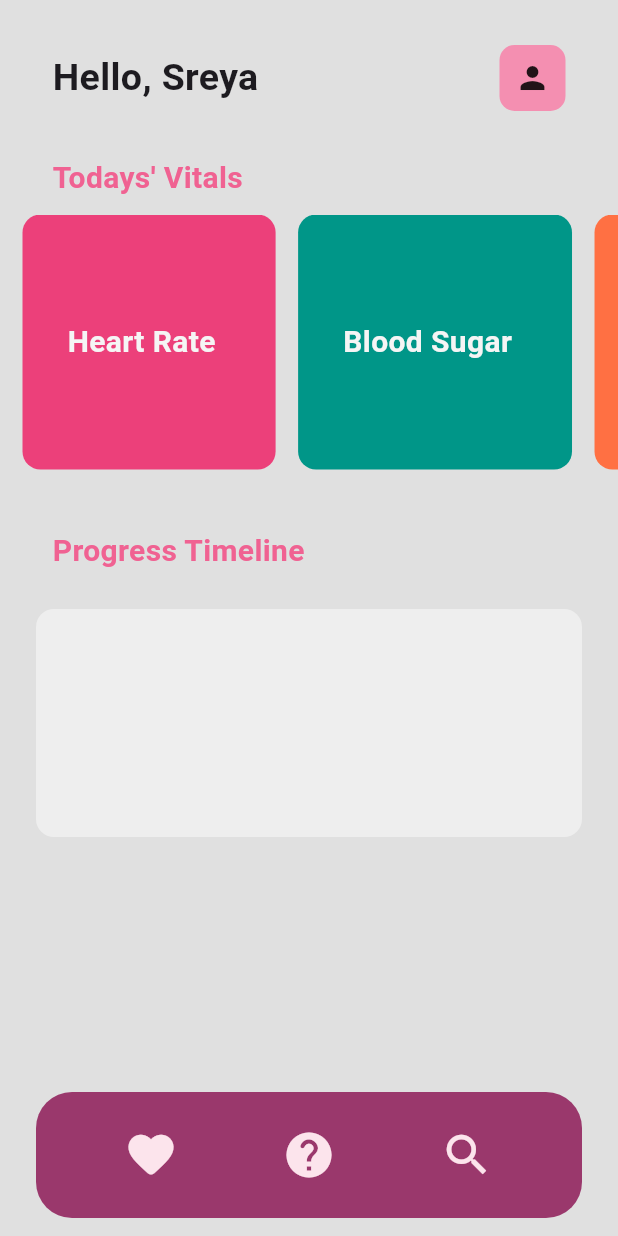
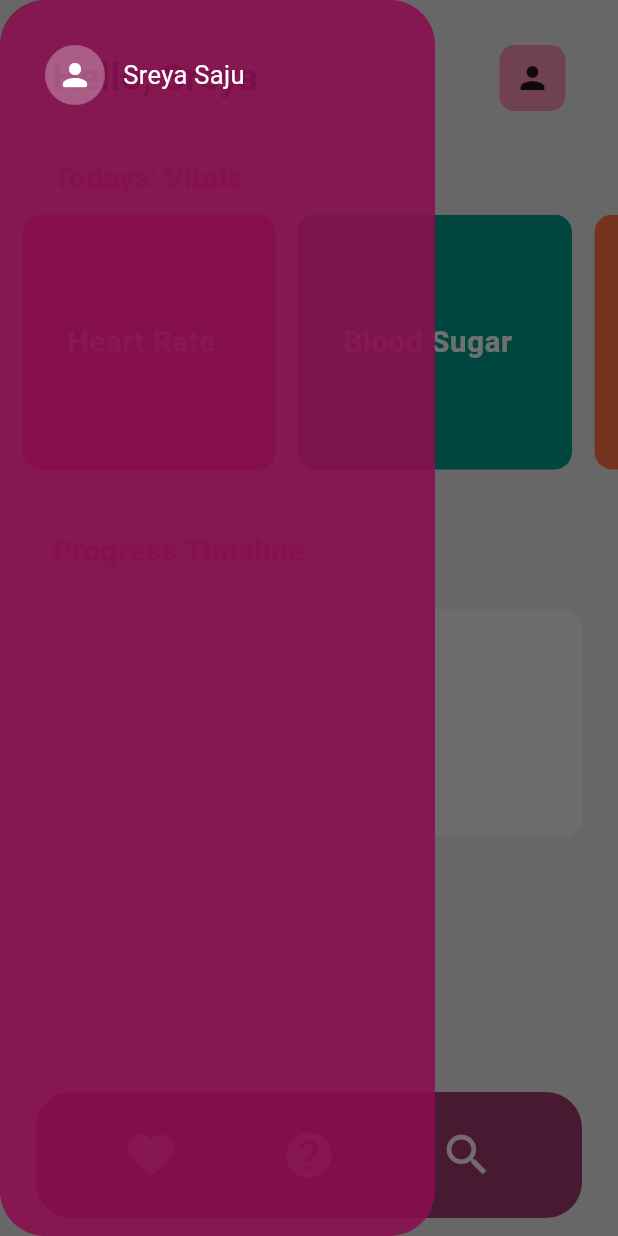
Before and after one commit to sreyasaju/heartSync, a Flutter app: the screen it shows after launch, with the side drawer open (before the commit the screen has no drawer), on a phone screen of 412 x 824 dp. Run offline on Flutter 3.47's test engine with Material 3 defaults, Android fonts, the light colour scheme and no system bars.

Commit message:
feat: update MenuBar design

```diff
--- a/lib/components/side_menu.dart
+++ b/lib/components/side_menu.dart
@@ -10,6 +10,43 @@ class SideMenu extends StatefulWidget {
 class _SideMenuState extends State<SideMenu> {
   @override
   Widget build(BuildContext context) {
-    return Container();
+    return Container(
+      padding: EdgeInsets.only(top: MediaQuery.of(context).padding.top),
+      constraints: const BoxConstraints(maxWidth: 290),
+      decoration: BoxDecoration(
+        color: Colors.pink[900]!.withOpacity(0.9),
+        borderRadius: BorderRadius.circular(30),
+      ),
+      child: Column(
+        children: [
+          Padding(
+            padding: const EdgeInsets.all(30),
+            child: Row(
+                children: [
+                  CircleAvatar(
+                    backgroundColor: Colors.white.withOpacity(0.3),
+                    foregroundColor: Colors.white,
+                    child: const Icon(Icons.person_rounded),
+                  ),
+                  const SizedBox(width: 12),
+                  Column(
+                    mainAxisSize: MainAxisSize.min,
+                    crossAxisAlignment: CrossAxisAlignment.start,
+                    children: const [
+                      Text(
+                        "Sreya Saju",
+                        style: TextStyle(
+                          color: Colors.white,
+                          fontSize: 17,
+                        ),
+                      ),
+                    ],
+                  ),
+                ],
+              )
+          )
+        ],
+      ),
+    );
   }
 }
--- a/lib/pages/home_page.dart
+++ b/lib/pages/home_page.dart
@@ -14,7 +14,9 @@ class _HomePageState extends State<HomePage> {
   @override
   Widget build(BuildContext context) {
     return Scaffold(
+      extendBody: true,
       backgroundColor: Colors.grey[300],
+      drawer: SideMenu(),
       body: SafeArea(
         child: SingleChildScrollView(
           physics: const BouncingScrollPhysics(),
```
